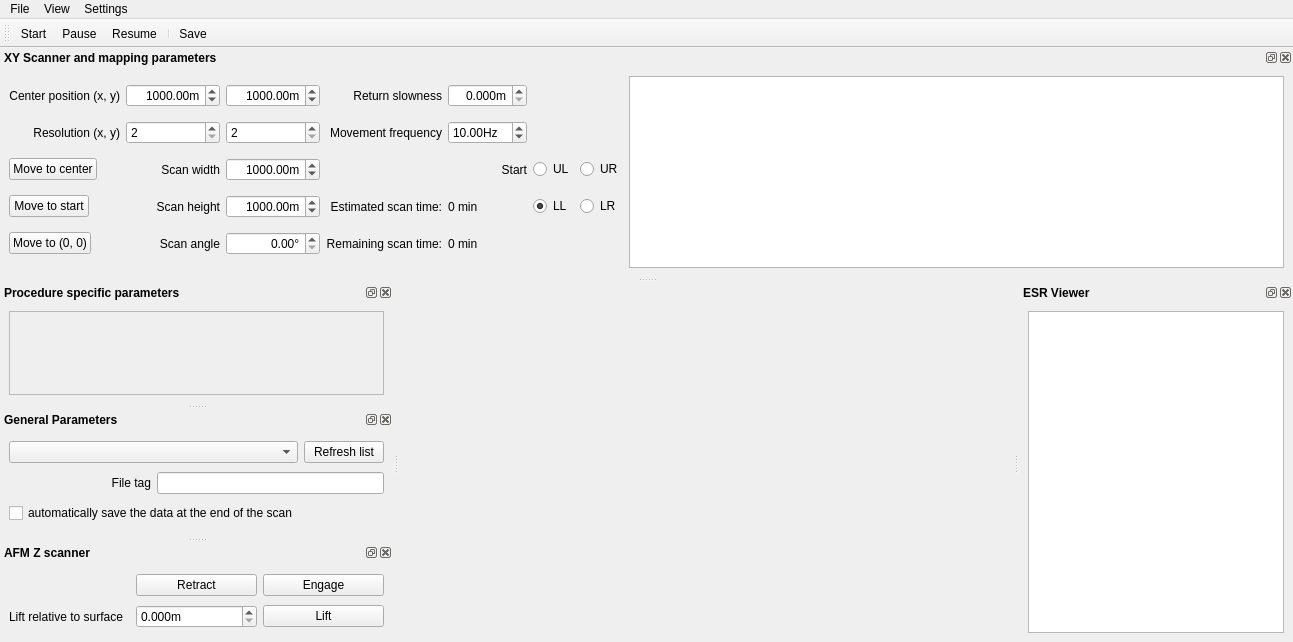
This is gui/nv_scanning/ui_nv_scanning_maingui.ui in Montpellier-S2QT/qudi as Qt 5 draws it before an edit. The edited form follows.
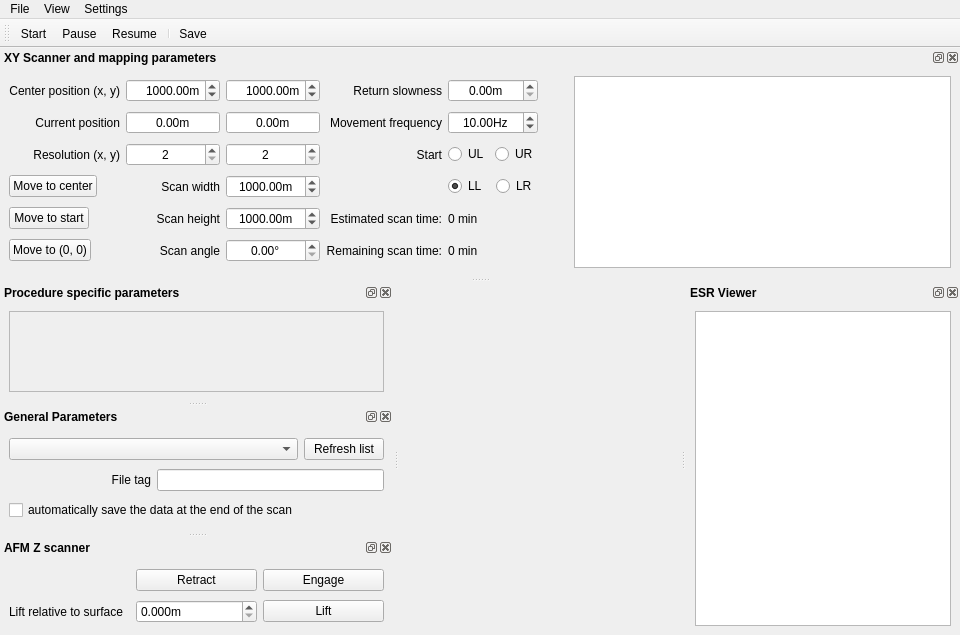
This is the edited form. Icons and pictures are not drawn. Custom widgets are drawn as their Qt base class.

Commit message: scanner moveto shoud be working now, and displaying the scanner position in real time

The edit to the form file:
```diff
--- a/gui/nv_scanning/ui_nv_scanning_maingui.ui
+++ b/gui/nv_scanning/ui_nv_scanning_maingui.ui
@@ -6,8 +6,8 @@
    <rect>
     <x>0</x>
     <y>0</y>
-    <width>1293</width>
-    <height>642</height>
+    <width>960</width>
+    <height>635</height>
    </rect>
   </property>
   <property name="windowTitle">
@@ -34,7 +34,7 @@
     <rect>
      <x>0</x>
      <y>0</y>
-     <width>1293</width>
+     <width>960</width>
      <height>23</height>
     </rect>
    </property>
@@ -128,88 +128,13 @@
           <number>0</number>
          </property>
          <property name="rightMargin">
-          <number>0</number>
+          <number>30</number>
          </property>
          <property name="bottomMargin">
           <number>0</number>
          </property>
-         <item row="1" column="4">
-          <widget class="ScienDSpinBox" name="movement_freq_DoubleSpinBox">
-           <property name="font">
-            <font>
-             <bold>false</bold>
-            </font>
-           </property>
-           <property name="suffix">
-            <string>Hz</string>
-           </property>
-           <property name="minimum">
-            <double>0.000000000000000</double>
-           </property>
-           <property name="maximum">
-            <double>100.000000000000000</double>
-           </property>
-           <property name="singleStep">
-            <double>0.100000000000000</double>
-           </property>
-           <property name="value">
-            <double>10.000000000000000</double>
-           </property>
-          </widget>
-         </item>
-         <item row="1" column="0">
-          <widget class="QLabel" name="resolution_label">
-           <property name="font">
-            <font>
-             <bold>false</bold>
-            </font>
-           </property>
-           <property name="text">
-            <string>Resolution (x, y)</string>
-           </property>
-           <property name="alignment">
-            <set>Qt::AlignRight|Qt::AlignTrailing|Qt::AlignVCenter</set>
-           </property>
-          </widget>
-         </item>
-         <item row="2" column="0">
-          <widget class="QPushButton" name="moveto_pushButton">
-           <property name="sizePolicy">
-            <sizepolicy hsizetype="Maximum" vsizetype="Fixed">
-             <horstretch>0</horstretch>
-             <verstretch>0</verstretch>
-            </sizepolicy>
-           </property>
-           <property name="font">
-            <font>
-             <bold>false</bold>
-            </font>
-           </property>
-           <property name="locale">
-            <locale language="English" country="UnitedStates"/>
-           </property>
-           <property name="text">
-            <string>Move to center</string>
-           </property>
-          </widget>
-         </item>
-         <item row="1" column="3">
-          <widget class="QLabel" name="movement_freq_label">
-           <property name="font">
-            <font>
-             <bold>false</bold>
-            </font>
-           </property>
-           <property name="text">
-            <string>Movement frequency</string>
-           </property>
-           <property name="alignment">
-            <set>Qt::AlignRight|Qt::AlignTrailing|Qt::AlignVCenter</set>
-           </property>
-          </widget>
-         </item>
-         <item row="3" column="2">
-          <widget class="ScienDSpinBox" name="height_DoubleSpinBox">
+         <item row="0" column="1">
+          <widget class="ScienDSpinBox" name="x_position_DoubleSpinBox">
            <property name="sizePolicy">
             <sizepolicy hsizetype="Fixed" vsizetype="Fixed">
              <horstretch>0</horstretch>
@@ -259,37 +184,58 @@
            </property>
           </widget>
          </item>
-         <item row="3" column="6">
-          <widget class="QRadioButton" name="LR_radioButton">
+         <item row="0" column="4">
+          <widget class="ScienDSpinBox" name="rs_DoubleSpinBox">
+           <property name="sizePolicy">
+            <sizepolicy hsizetype="Fixed" vsizetype="Fixed">
+             <horstretch>0</horstretch>
+             <verstretch>0</verstretch>
+            </sizepolicy>
+           </property>
+           <property name="maximumSize">
+            <size>
+             <width>100</width>
+             <height>16777215</height>
+            </size>
+           </property>
            <property name="font">
             <font>
              <bold>false</bold>
             </font>
            </property>
-           <property name="text">
-            <string>LR</string>
+           <property name="mouseTracking">
+            <bool>true</bool>
            </property>
-           <attribute name="buttonGroup">
-            <string notr="true">StartPointButtonGroup</string>
-           </attribute>
+           <property name="acceptDrops">
+            <bool>true</bool>
+           </property>
+           <property name="locale">
+            <locale language="English" country="UnitedStates"/>
+           </property>
+           <property name="alignment">
+            <set>Qt::AlignCenter</set>
+           </property>
+           <property name="accelerated">
+            <bool>true</bool>
+           </property>
+           <property name="suffix">
+            <string>m</string>
+           </property>
+           <property name="decimals">
+            <number>2</number>
+           </property>
+           <property name="minimum">
+            <double>0.000000000000000</double>
+           </property>
+           <property name="maximum">
+            <double>1.000000000000000</double>
+           </property>
+           <property name="value">
+            <double>0.000000000000000</double>
+           </property>
           </widget>
          </item>
          <item row="4" column="3">
-          <widget class="QLabel" name="label_remaining_time">
-           <property name="font">
-            <font>
-             <bold>false</bold>
-            </font>
-           </property>
-           <property name="text">
-            <string>Remaining scan time:</string>
-           </property>
-           <property name="alignment">
-            <set>Qt::AlignRight|Qt::AlignTrailing|Qt::AlignVCenter</set>
-           </property>
-          </widget>
-         </item>
-         <item row="3" column="3">
           <widget class="QLabel" name="label_scan_duration">
            <property name="font">
             <font>
@@ -304,6 +250,27 @@
            </property>
           </widget>
          </item>
+         <item row="4" column="0">
+          <widget class="QPushButton" name="moveto_start_pushButton">
+           <property name="sizePolicy">
+            <sizepolicy hsizetype="Maximum" vsizetype="Fixed">
+             <horstretch>0</horstretch>
+             <verstretch>0</verstretch>
+            </sizepolicy>
+           </property>
+           <property name="font">
+            <font>
+             <bold>false</bold>
+            </font>
+           </property>
+           <property name="locale">
+            <locale language="English" country="UnitedStates"/>
+           </property>
+           <property name="text">
+            <string>Move to start</string>
+           </property>
+          </widget>
+         </item>
          <item row="0" column="3">
           <widget class="QLabel" name="return_slowness_label">
            <property name="font">
@@ -319,30 +286,66 @@
            </property>
           </widget>
          </item>
-         <item row="0" column="0">
-          <widget class="QLabel" name="center_pos_label">
+         <item row="5" column="3">
+          <widget class="QLabel" name="label_remaining_time">
            <property name="font">
             <font>
              <bold>false</bold>
             </font>
            </property>
-           <property name="locale">
-            <locale language="English" country="UnitedStates"/>
-           </property>
            <property name="text">
-            <string>Center position (x, y)</string>
+            <string>Remaining scan time:</string>
            </property>
            <property name="alignment">
             <set>Qt::AlignRight|Qt::AlignTrailing|Qt::AlignVCenter</set>
            </property>
           </widget>
          </item>
+         <item row="1" column="2">
+          <widget class="ScienDSpinBox" name="current_y_DoubleSpinBox">
+           <property name="font">
+            <font>
+             <bold>false</bold>
+            </font>
+           </property>
+           <property name="alignment">
+            <set>Qt::AlignCenter</set>
+           </property>
+           <property name="readOnly">
+            <bool>true</bool>
+           </property>
+           <property name="buttonSymbols">
+            <enum>QAbstractSpinBox::NoButtons</enum>
+           </property>
+           <property name="suffix">
+            <string>m</string>
+           </property>
+           <property name="decimals">
+            <number>2</number>
+           </property>
+           <property name="minimum">
+            <double>-1.000000000000000</double>
+           </property>
+           <property name="maximum">
+            <double>1.000000000000000</double>
+           </property>
+           <property name="singleStep">
+            <double>0.000001000000000</double>
+           </property>
+          </widget>
+         </item>
          <item row="4" column="2">
-          <widget class="ScienDSpinBox" name="angle_DoubleSpinBox">
-           <property name="minimumSize">
+          <widget class="ScienDSpinBox" name="height_DoubleSpinBox">
+           <property name="sizePolicy">
+            <sizepolicy hsizetype="Fixed" vsizetype="Fixed">
+             <horstretch>0</horstretch>
+             <verstretch>0</verstretch>
+            </sizepolicy>
+           </property>
+           <property name="maximumSize">
             <size>
-             <width>80</width>
-             <height>0</height>
+             <width>100</width>
+             <height>16777215</height>
             </size>
            </property>
            <property name="font">
@@ -350,48 +353,76 @@
              <bold>false</bold>
             </font>
            </property>
+           <property name="mouseTracking">
+            <bool>true</bool>
+           </property>
+           <property name="acceptDrops">
+            <bool>true</bool>
+           </property>
+           <property name="locale">
+            <locale language="English" country="UnitedStates"/>
+           </property>
            <property name="alignment">
-            <set>Qt::AlignRight|Qt::AlignTrailing|Qt::AlignVCenter</set>
+            <set>Qt::AlignCenter</set>
+           </property>
+           <property name="accelerated">
+            <bool>true</bool>
            </property>
            <property name="suffix">
-            <string>°</string>
+            <string>m</string>
+           </property>
+           <property name="decimals">
+            <number>2</number>
+           </property>
+           <property name="minimum">
+            <double>0.000000000000000</double>
            </property>
            <property name="maximum">
-            <double>90.000000000000000</double>
+            <double>1000000000.000000000000000</double>
+           </property>
+           <property name="value">
+            <double>1000.000000000000000</double>
            </property>
           </widget>
          </item>
          <item row="3" column="4">
-          <widget class="QLabel" name="display_scan_duration">
-           <property name="font">
-            <font>
-             <bold>false</bold>
-            </font>
-           </property>
-           <property name="text">
-            <string>0 min</string>
-           </property>
-          </widget>
+          <layout class="QHBoxLayout" name="horizontalLayout_4">
+           <item>
+            <widget class="QRadioButton" name="LL_radioButton">
+             <property name="font">
+              <font>
+               <bold>false</bold>
+              </font>
+             </property>
+             <property name="text">
+              <string>LL</string>
+             </property>
+             <property name="checked">
+              <bool>true</bool>
+             </property>
+             <attribute name="buttonGroup">
+              <string notr="true">StartPointButtonGroup</string>
+             </attribute>
+            </widget>
+           </item>
+           <item>
+            <widget class="QRadioButton" name="LR_radioButton">
+             <property name="font">
+              <font>
+               <bold>false</bold>
+              </font>
+             </property>
+             <property name="text">
+              <string>LR</string>
+             </property>
+             <attribute name="buttonGroup">
+              <string notr="true">StartPointButtonGroup</string>
+             </attribute>
+            </widget>
+           </item>
+          </layout>
          </item>
-         <item row="3" column="5">
-          <widget class="QRadioButton" name="LL_radioButton">
-           <property name="font">
-            <font>
-             <bold>false</bold>
-            </font>
-           </property>
-           <property name="text">
-            <string>LL</string>
-           </property>
-           <property name="checked">
-            <bool>true</bool>
-           </property>
-           <attribute name="buttonGroup">
-            <string notr="true">StartPointButtonGroup</string>
-           </attribute>
-          </widget>
-         </item>
-         <item row="1" column="1">
+         <item row="2" column="1">
           <widget class="QSpinBox" name="x_res_SpinBox">
            <property name="maximumSize">
             <size>
@@ -404,6 +435,9 @@
              <bold>false</bold>
             </font>
            </property>
+           <property name="alignment">
+            <set>Qt::AlignCenter</set>
+           </property>
            <property name="minimum">
             <number>2</number>
            </property>
@@ -412,7 +446,22 @@
            </property>
           </widget>
          </item>
-         <item row="4" column="4">
+         <item row="1" column="3">
+          <widget class="QLabel" name="movement_freq_label">
+           <property name="font">
+            <font>
+             <bold>false</bold>
+            </font>
+           </property>
+           <property name="text">
+            <string>Movement frequency</string>
+           </property>
+           <property name="alignment">
+            <set>Qt::AlignRight|Qt::AlignTrailing|Qt::AlignVCenter</set>
+           </property>
+          </widget>
+         </item>
+         <item row="5" column="4">
           <widget class="QLabel" name="display_remaining_time">
            <property name="font">
             <font>
@@ -424,7 +473,58 @@
            </property>
           </widget>
          </item>
-         <item row="4" column="1">
+         <item row="3" column="2">
+          <widget class="ScienDSpinBox" name="width_DoubleSpinBox">
+           <property name="sizePolicy">
+            <sizepolicy hsizetype="Fixed" vsizetype="Fixed">
+             <horstretch>0</horstretch>
+             <verstretch>0</verstretch>
+            </sizepolicy>
+           </property>
+           <property name="maximumSize">
+            <size>
+             <width>100</width>
+             <height>16777215</height>
+            </size>
+           </property>
+           <property name="font">
+            <font>
+             <bold>false</bold>
+            </font>
+           </property>
+           <property name="mouseTracking">
+            <bool>true</bool>
+           </property>
+           <property name="acceptDrops">
+            <bool>true</bool>
+           </property>
+           <property name="locale">
+            <locale language="English" country="UnitedStates"/>
+           </property>
+           <property name="alignment">
+            <set>Qt::AlignCenter</set>
+           </property>
+           <property name="accelerated">
+            <bool>true</bool>
+           </property>
+           <property name="suffix">
+            <string>m</string>
+           </property>
+           <property name="decimals">
+            <number>2</number>
+           </property>
+           <property name="minimum">
+            <double>0.000000000000000</double>
+           </property>
+           <property name="maximum">
+            <double>1000000000.000000000000000</double>
+           </property>
+           <property name="value">
+            <double>1000.000000000000000</double>
+           </property>
+          </widget>
+         </item>
+         <item row="5" column="1">
           <widget class="QLabel" name="angle_label">
            <property name="font">
             <font>
@@ -439,65 +539,90 @@
            </property>
           </widget>
          </item>
-         <item row="0" column="4">
-          <widget class="ScienDSpinBox" name="rs_DoubleSpinBox">
-           <property name="sizePolicy">
-            <sizepolicy hsizetype="Fixed" vsizetype="Fixed">
-             <horstretch>0</horstretch>
-             <verstretch>0</verstretch>
-            </sizepolicy>
-           </property>
-           <property name="maximumSize">
-            <size>
-             <width>100</width>
-             <height>16777215</height>
-            </size>
-           </property>
+         <item row="2" column="4">
+          <layout class="QHBoxLayout" name="horizontalLayout_3">
+           <item>
+            <widget class="QRadioButton" name="UL_radioButton">
+             <property name="font">
+              <font>
+               <bold>false</bold>
+              </font>
+             </property>
+             <property name="layoutDirection">
+              <enum>Qt::LeftToRight</enum>
+             </property>
+             <property name="locale">
+              <locale language="English" country="Ghana"/>
+             </property>
+             <property name="text">
+              <string>UL</string>
+             </property>
+             <attribute name="buttonGroup">
+              <string notr="true">StartPointButtonGroup</string>
+             </attribute>
+            </widget>
+           </item>
+           <item>
+            <widget class="QRadioButton" name="UR_radioButton">
+             <property name="font">
+              <font>
+               <bold>false</bold>
+              </font>
+             </property>
+             <property name="text">
+              <string>UR</string>
+             </property>
+             <attribute name="buttonGroup">
+              <string notr="true">StartPointButtonGroup</string>
+             </attribute>
+            </widget>
+           </item>
+          </layout>
+         </item>
+         <item row="1" column="0">
+          <widget class="QLabel" name="pos_label">
            <property name="font">
             <font>
              <bold>false</bold>
             </font>
            </property>
-           <property name="mouseTracking">
-            <bool>true</bool>
-           </property>
-           <property name="acceptDrops">
-            <bool>true</bool>
-           </property>
-           <property name="locale">
-            <locale language="English" country="UnitedStates"/>
+           <property name="text">
+            <string>Current position</string>
            </property>
            <property name="alignment">
             <set>Qt::AlignRight|Qt::AlignTrailing|Qt::AlignVCenter</set>
            </property>
-           <property name="accelerated">
-            <bool>true</bool>
+          </widget>
+         </item>
+         <item row="1" column="4">
+          <widget class="ScienDSpinBox" name="movement_freq_DoubleSpinBox">
+           <property name="font">
+            <font>
+             <bold>false</bold>
+            </font>
+           </property>
+           <property name="alignment">
+            <set>Qt::AlignCenter</set>
            </property>
            <property name="suffix">
-            <string>m</string>
-           </property>
-           <property name="decimals">
-            <number>3</number>
+            <string>Hz</string>
            </property>
            <property name="minimum">
             <double>0.000000000000000</double>
            </property>
            <property name="maximum">
-            <double>1.000000000000000</double>
+            <double>100.000000000000000</double>
+           </property>
+           <property name="singleStep">
+            <double>0.100000000000000</double>
            </property>
            <property name="value">
-            <double>0.000000000000000</double>
+            <double>10.000000000000000</double>
            </property>
           </widget>
          </item>
          <item row="2" column="2">
-          <widget class="ScienDSpinBox" name="width_DoubleSpinBox">
-           <property name="sizePolicy">
-            <sizepolicy hsizetype="Fixed" vsizetype="Fixed">
-             <horstretch>0</horstretch>
-             <verstretch>0</verstretch>
-            </sizepolicy>
-           </property>
+          <widget class="QSpinBox" name="y_res_SpinBox">
            <property name="maximumSize">
             <size>
              <width>100</width>
@@ -509,75 +634,18 @@
              <bold>false</bold>
             </font>
            </property>
-           <property name="mouseTracking">
-            <bool>true</bool>
-           </property>
-           <property name="acceptDrops">
-            <bool>true</bool>
-           </property>
-           <property name="locale">
-            <locale language="English" country="UnitedStates"/>
-           </property>
            <property name="alignment">
-            <set>Qt::AlignRight|Qt::AlignTrailing|Qt::AlignVCenter</set>
-           </property>
-           <property name="accelerated">
-            <bool>true</bool>
-           </property>
-           <property name="suffix">
-            <string>m</string>
-           </property>
-           <property name="decimals">
-            <number>2</number>
+            <set>Qt::AlignCenter</set>
            </property>
            <property name="minimum">
-            <double>0.000000000000000</double>
+            <number>2</number>
            </property>
            <property name="maximum">
-            <double>1000000000.000000000000000</double>
+            <number>1000000000</number>
            </property>
-           <property name="value">
-            <double>1000.000000000000000</double>
-           </property>
           </widget>
          </item>
-         <item row="2" column="5">
-          <widget class="QRadioButton" name="UL_radioButton">
-           <property name="font">
-            <font>
-             <bold>false</bold>
-            </font>
-           </property>
-           <property name="layoutDirection">
-            <enum>Qt::LeftToRight</enum>
-           </property>
-           <property name="locale">
-            <locale language="English" country="Ghana"/>
-           </property>
-           <property name="text">
-            <string>UL</string>
-           </property>
-           <attribute name="buttonGroup">
-            <string notr="true">StartPointButtonGroup</string>
-           </attribute>
-          </widget>
-         </item>
-         <item row="2" column="6">
-          <widget class="QRadioButton" name="UR_radioButton">
-           <property name="font">
-            <font>
-             <bold>false</bold>
-            </font>
-           </property>
-           <property name="text">
-            <string>UR</string>
-           </property>
-           <attribute name="buttonGroup">
-            <string notr="true">StartPointButtonGroup</string>
-           </attribute>
-          </widget>
-         </item>
-         <item row="3" column="1">
+         <item row="4" column="1">
           <widget class="QLabel" name="scan_height_label">
            <property name="font">
             <font>
@@ -595,58 +663,7 @@
            </property>
           </widget>
          </item>
-         <item row="0" column="1">
-          <widget class="ScienDSpinBox" name="x_position_DoubleSpinBox">
-           <property name="sizePolicy">
-            <sizepolicy hsizetype="Fixed" vsizetype="Fixed">
-             <horstretch>0</horstretch>
-             <verstretch>0</verstretch>
-            </sizepolicy>
-           </property>
-           <property name="maximumSize">
-            <size>
-             <width>100</width>
-             <height>16777215</height>
-            </size>
-           </property>
-           <property name="font">
-            <font>
-             <bold>false</bold>
-            </font>
-           </property>
-           <property name="mouseTracking">
-            <bool>true</bool>
-           </property>
-           <property name="acceptDrops">
-            <bool>true</bool>
-           </property>
-           <property name="locale">
-            <locale language="English" country="UnitedStates"/>
-           </property>
-           <property name="alignment">
-            <set>Qt::AlignRight|Qt::AlignTrailing|Qt::AlignVCenter</set>
-           </property>
-           <property name="accelerated">
-            <bool>true</bool>
-           </property>
-           <property name="suffix">
-            <string>m</string>
-           </property>
-           <property name="decimals">
-            <number>2</number>
-           </property>
-           <property name="minimum">
-            <double>0.000000000000000</double>
-           </property>
-           <property name="maximum">
-            <double>1000000000.000000000000000</double>
-           </property>
-           <property name="value">
-            <double>1000.000000000000000</double>
-           </property>
-          </widget>
-         </item>
-         <item row="2" column="4">
+         <item row="2" column="3">
           <widget class="QLabel" name="start_corner_label">
            <property name="font">
             <font>
@@ -661,63 +678,42 @@
            </property>
           </widget>
          </item>
-         <item row="2" column="1">
-          <widget class="QLabel" name="scan_width_label">
+         <item row="2" column="0">
+          <widget class="QLabel" name="resolution_label">
            <property name="font">
             <font>
              <bold>false</bold>
             </font>
            </property>
-           <property name="locale">
-            <locale language="English" country="UnitedStates"/>
-           </property>
            <property name="text">
-            <string>Scan width</string>
+            <string>Resolution (x, y)</string>
            </property>
            <property name="alignment">
             <set>Qt::AlignRight|Qt::AlignTrailing|Qt::AlignVCenter</set>
            </property>
           </widget>
          </item>
-         <item row="4" column="0">
-          <widget class="QPushButton" name="moveto_zero_pushButton">
-           <property name="sizePolicy">
-            <sizepolicy hsizetype="Maximum" vsizetype="Fixed">
-             <horstretch>0</horstretch>
-             <verstretch>0</verstretch>
-            </sizepolicy>
+         <item row="5" column="2">
+          <widget class="ScienDSpinBox" name="angle_DoubleSpinBox">
+           <property name="minimumSize">
+            <size>
+             <width>80</width>
+             <height>0</height>
+            </size>
            </property>
            <property name="font">
             <font>
              <bold>false</bold>
             </font>
            </property>
-           <property name="locale">
-            <locale language="English" country="UnitedStates"/>
+           <property name="alignment">
+            <set>Qt::AlignCenter</set>
            </property>
-           <property name="text">
-            <string>Move to (0, 0)</string>
+           <property name="suffix">
+            <string>°</string>
            </property>
-          </widget>
-         </item>
-         <item row="3" column="0">
-          <widget class="QPushButton" name="moveto_start_pushButton">
-           <property name="sizePolicy">
-            <sizepolicy hsizetype="Maximum" vsizetype="Fixed">
-             <horstretch>0</horstretch>
-             <verstretch>0</verstretch>
-            </sizepolicy>
-           </property>
-           <property name="font">
-            <font>
-             <bold>false</bold>
-            </font>
-           </property>
-           <property name="locale">
-            <locale language="English" country="UnitedStates"/>
-           </property>
-           <property name="text">
-            <string>Move to start</string>
+           <property name="maximum">
+            <double>90.000000000000000</double>
            </property>
           </widget>
          </item>
@@ -772,24 +768,126 @@
            </property>
           </widget>
          </item>
-         <item row="1" column="2">
-          <widget class="QSpinBox" name="y_res_SpinBox">
-           <property name="maximumSize">
-            <size>
-             <width>100</width>
-             <height>16777215</height>
-            </size>
+         <item row="3" column="0">
+          <widget class="QPushButton" name="moveto_pushButton">
+           <property name="sizePolicy">
+            <sizepolicy hsizetype="Maximum" vsizetype="Fixed">
+             <horstretch>0</horstretch>
+             <verstretch>0</verstretch>
+            </sizepolicy>
            </property>
            <property name="font">
             <font>
              <bold>false</bold>
             </font>
            </property>
-           <property name="minimum">
+           <property name="locale">
+            <locale language="English" country="UnitedStates"/>
+           </property>
+           <property name="text">
+            <string>Move to center</string>
+           </property>
+          </widget>
+         </item>
+         <item row="4" column="4">
+          <widget class="QLabel" name="display_scan_duration">
+           <property name="font">
+            <font>
+             <bold>false</bold>
+            </font>
+           </property>
+           <property name="text">
+            <string>0 min</string>
+           </property>
+          </widget>
+         </item>
+         <item row="5" column="0">
+          <widget class="QPushButton" name="moveto_zero_pushButton">
+           <property name="sizePolicy">
+            <sizepolicy hsizetype="Maximum" vsizetype="Fixed">
+             <horstretch>0</horstretch>
+             <verstretch>0</verstretch>
+            </sizepolicy>
+           </property>
+           <property name="font">
+            <font>
+             <bold>false</bold>
+            </font>
+           </property>
+           <property name="locale">
+            <locale language="English" country="UnitedStates"/>
+           </property>
+           <property name="text">
+            <string>Move to (0, 0)</string>
+           </property>
+          </widget>
+         </item>
+         <item row="0" column="0">
+          <widget class="QLabel" name="center_pos_label">
+           <property name="font">
+            <font>
+             <bold>false</bold>
+            </font>
+           </property>
+           <property name="locale">
+            <locale language="English" country="UnitedStates"/>
+           </property>
+           <property name="text">
+            <string>Center position (x, y)</string>
+           </property>
+           <property name="alignment">
+            <set>Qt::AlignRight|Qt::AlignTrailing|Qt::AlignVCenter</set>
+           </property>
+          </widget>
+         </item>
+         <item row="3" column="1">
+          <widget class="QLabel" name="scan_width_label">
+           <property name="font">
+            <font>
+             <bold>false</bold>
+            </font>
+           </property>
+           <property name="locale">
+            <locale language="English" country="UnitedStates"/>
+           </property>
+           <property name="text">
+            <string>Scan width</string>
+           </property>
+           <property name="alignment">
+            <set>Qt::AlignRight|Qt::AlignTrailing|Qt::AlignVCenter</set>
+           </property>
+          </widget>
+         </item>
+         <item row="1" column="1">
+          <widget class="ScienDSpinBox" name="current_x_DoubleSpinBox">
+           <property name="font">
+            <font>
+             <bold>false</bold>
+            </font>
+           </property>
+           <property name="alignment">
+            <set>Qt::AlignCenter</set>
+           </property>
+           <property name="readOnly">
+            <bool>true</bool>
+           </property>
+           <property name="buttonSymbols">
+            <enum>QAbstractSpinBox::NoButtons</enum>
+           </property>
+           <property name="suffix">
+            <string>m</string>
+           </property>
+           <property name="decimals">
             <number>2</number>
            </property>
+           <property name="minimum">
+            <double>-1.000000000000000</double>
+           </property>
            <property name="maximum">
-            <number>1000000000</number>
+            <double>1.000000000000000</double>
+           </property>
+           <property name="singleStep">
+            <double>0.000001000000000</double>
            </property>
           </widget>
          </item>
@@ -841,8 +939,8 @@
          <rect>
           <x>0</x>
           <y>0</y>
-          <width>509</width>
-          <height>75</height>
+          <width>412</width>
+          <height>70</height>
          </rect>
         </property>
         <layout class="QVBoxLayout" name="verticalLayout_3">
```
Left out of the diff: 5 changed lines with no effect on the pictures. The commit also changes 4 other files.
